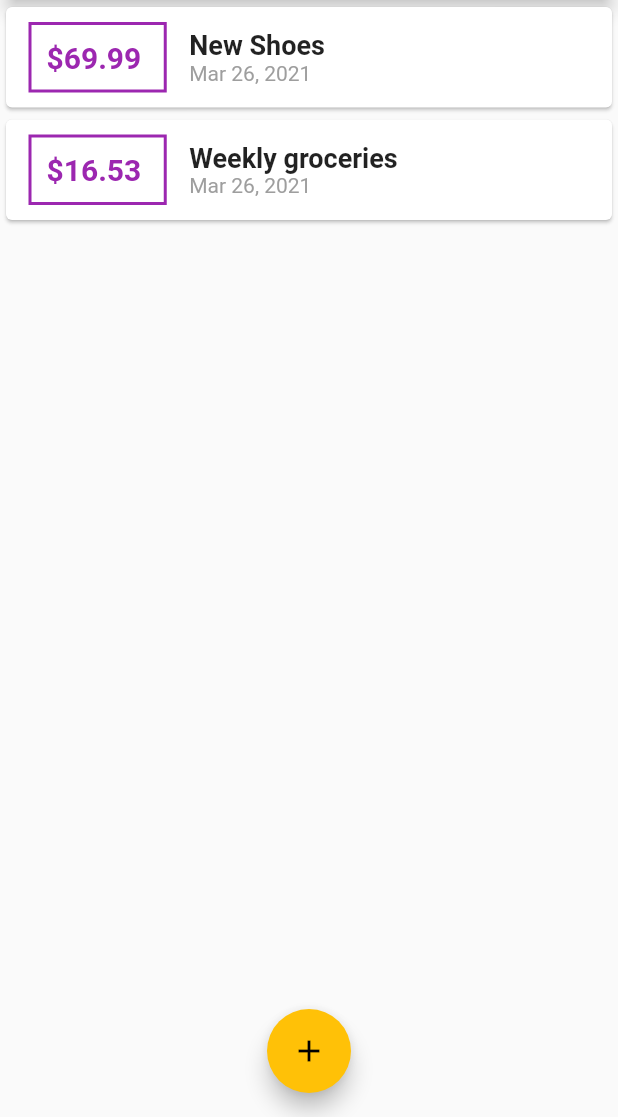
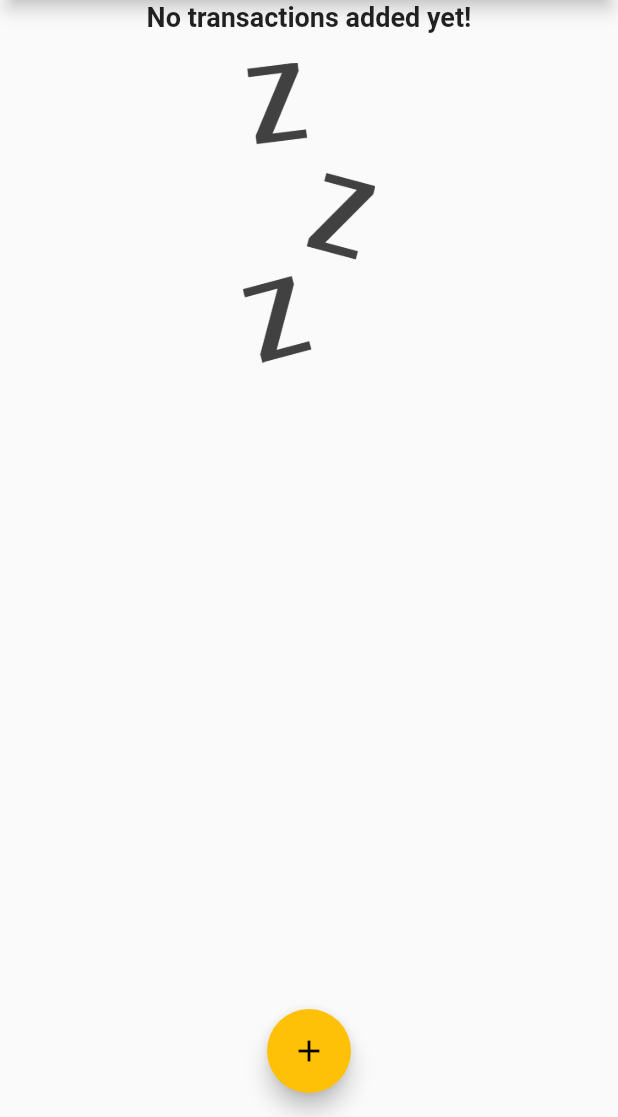
Before and after one commit to candidoalfilho/Personal-Expense-App, a Flutter app: the screen it shows after launch, on a phone screen of 412 x 824 dp, the part 119-1236 px from its top. Run offline on Flutter 3.47's test engine with Material 2 defaults, Android fonts, the phone set to English and light mode, and no system bars; Roboto replaces fonts that are missing (OpenSans).

```diff
--- a/lib/main.dart
+++ b/lib/main.dart
@@ -38,13 +38,13 @@ class MyHomePage extends StatefulWidget {
 
 class _MyHomePageState extends State<MyHomePage> {
   final List<Transaction> _userTransactions = [
-    Transaction(
-        id: 't1', title: 'New Shoes', amount: 69.99, date: DateTime.now()),
-    Transaction(
-        id: 't2',
-        title: 'Weekly groceries',
-        amount: 16.53,
-        date: DateTime.now())
+    // Transaction(
+    //     id: 't1', title: 'New Shoes', amount: 69.99, date: DateTime.now()),
+    // Transaction(
+    //     id: 't2',
+    //     title: 'Weekly groceries',
+    //     amount: 16.53,
+    //     date: DateTime.now())
   ];
 
   void _addNewTransaction(String txTitle, double txAmount) {
--- a/lib/widgets/transaction_list.dart
+++ b/lib/widgets/transaction_list.dart
@@ -12,13 +12,26 @@ class TransactionList extends StatelessWidget {
   Widget build(BuildContext context) {
     return Container(
       height: 300,
-      child: ListView.builder(
+      child: transactions.isEmpty
+          ? Column(children: [
+              Text('No transactions added yet!',
+                  style: Theme.of(context).textTheme.headline6),
+              SizedBox(
+                height: 20,
+              ),
+              Container(
+                  height: 200,
+                  child: Image.asset('assets/images/waiting.png',
+                      fit: BoxFit.cover))
+            ])
+          : ListView.builder(
               itemBuilder: (ctx, index) {
                 return Card(
                     child: Row(
                   children: [
                     Container(
-                  margin: EdgeInsets.symmetric(vertical: 10, horizontal: 15),
+                        margin:
+                            EdgeInsets.symmetric(vertical: 10, horizontal: 15),
                         decoration: BoxDecoration(
                             border: Border.all(
                           color: Theme.of(context).primaryColor,
@@ -32,12 +45,16 @@ class TransactionList extends StatelessWidget {
                               fontSize: 20,
                               color: Theme.of(context).primaryColor,
                             ))),
-              Column(crossAxisAlignment: CrossAxisAlignment.start, children: [
+                    Column(
+                        crossAxisAlignment: CrossAxisAlignment.start,
+                        children: [
                           Text(
                             transactions[index].title,
                             style: Theme.of(context).textTheme.headline6,
                           ),
-                Text(DateFormat.yMMMd().format(transactions[index].date),
+                          Text(
+                              DateFormat.yMMMd()
+                                  .format(transactions[index].date),
                               style: TextStyle(color: Colors.grey))
                         ])
                   ],
```
Also changed, not shown: pubspec.yaml (+7 -7 lines), assets/fonts/OpenSans-Bold.ttf (renamed from assets/OpenSans-Bold.ttf), assets/fonts/OpenSans-Regular.ttf (renamed from assets/OpenSans-Regular.ttf), assets/fonts/Quicksand-Bold.ttf (renamed from assets/Quicksand-Bold.ttf), assets/fonts/Quicksand-Light.ttf (renamed from assets/Quicksand-Light.ttf), assets/fonts/Quicksand-Medium.ttf (renamed from assets/Quicksand-Medium.ttf), assets/fonts/Quicksand-Regular.ttf (renamed from assets/Quicksand-Regular.ttf), assets/images/waiting.png (added). Lines whose indentation alone changed are shown as unchanged.
